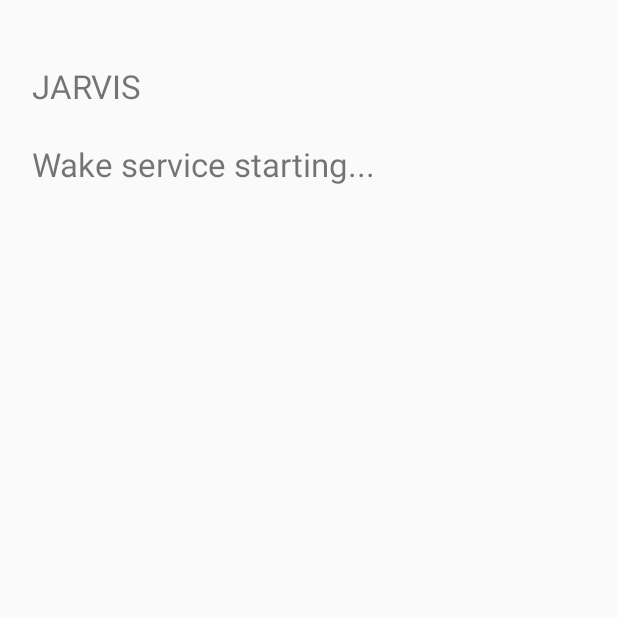
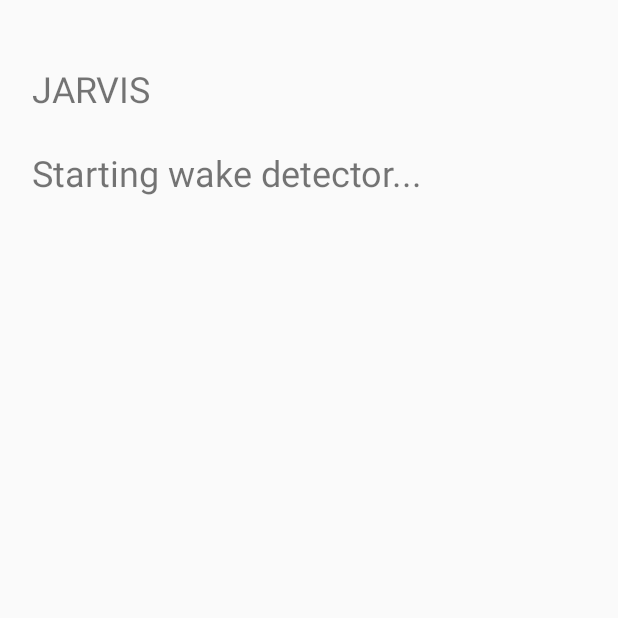
Before and after one commit to karthikkmkd/jarvis-web, an Android app: the screen it shows after launch (MainActivity), on a phone screen of 412 x 824 dp, the top half of it. Run offline under Robolectric (Android 15) with nearby library versions, the phone set to English and light mode, and no system bars.

Commit message:
Add wake detector status diagnostics

```diff
--- a/android/app/src/main/java/com/jarvis/assistant/MainActivity.kt
+++ b/android/app/src/main/java/com/jarvis/assistant/MainActivity.kt
@@ -5,18 +5,33 @@ import android.app.Activity
 import android.content.Intent
 import android.content.pm.PackageManager
 import android.os.Bundle
+import android.os.Handler
+import android.os.Looper
 import android.widget.TextView
 
 class MainActivity : Activity() {
 
     private val microphoneRequest = 100
+    private lateinit var status: TextView
+    private val handler = Handler(Looper.getMainLooper())
+
+    private val refreshStatus = object : Runnable {
+        override fun run() {
+            if (::status.isInitialized) {
+                val message = getSharedPreferences("jarvis_status", MODE_PRIVATE)
+                    .getString("status", "Starting wake detector...")
+                status.text = "JARVIS\n\n$message"
+            }
+            handler.postDelayed(this, 1000)
+        }
+    }
 
     override fun onCreate(savedInstanceState: Bundle?) {
         super.onCreate(savedInstanceState)
 
-        val status = TextView(this).apply {
-            text = "JARVIS\n\nPreparing Hey JARVIS wake detection..."
-            textSize = 22f
+        status = TextView(this).apply {
+            text = "JARVIS\n\nChecking microphone permission..."
+            textSize = 24f
             setPadding(32, 64, 32, 32)
         }
         setContentView(status)
@@ -24,13 +39,22 @@ class MainActivity : Activity() {
         if (checkSelfPermission(Manifest.permission.RECORD_AUDIO)
             == PackageManager.PERMISSION_GRANTED) {
             startWakeService()
-            status.text = "JARVIS\n\nWake service starting..."
         } else {
             requestPermissions(
                 arrayOf(Manifest.permission.RECORD_AUDIO),
                 microphoneRequest
             )
         }
+    }
+
+    override fun onResume() {
+        super.onResume()
+        handler.post(refreshStatus)
+    }
+
+    override fun onPause() {
+        handler.removeCallbacks(refreshStatus)
+        super.onPause()
     }
 
     override fun onRequestPermissionsResult(
@@ -44,11 +68,13 @@ class MainActivity : Activity() {
             grantResults.isNotEmpty() &&
             grantResults[0] == PackageManager.PERMISSION_GRANTED) {
             startWakeService()
+        } else {
+            status.text = "JARVIS\n\nMicrophone permission denied."
         }
     }
 
     private fun startWakeService() {
-        val intent = Intent(this, WakeWordService::class.java)
-        startForegroundService(intent)
+        status.text = "JARVIS\n\nStarting wake detector..."
+        startForegroundService(Intent(this, WakeWordService::class.java))
     }
 }
```
Also changed, not shown: android/app/src/main/java/com/jarvis/assistant/WakeWordService.kt (+13 -3 lines).
